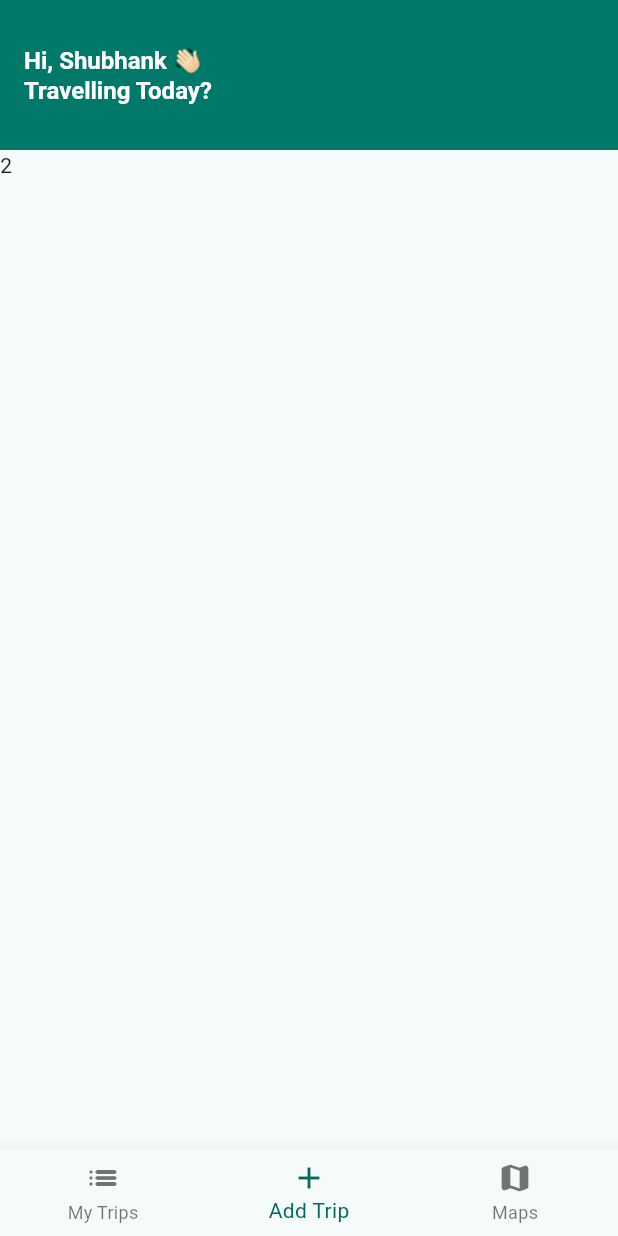
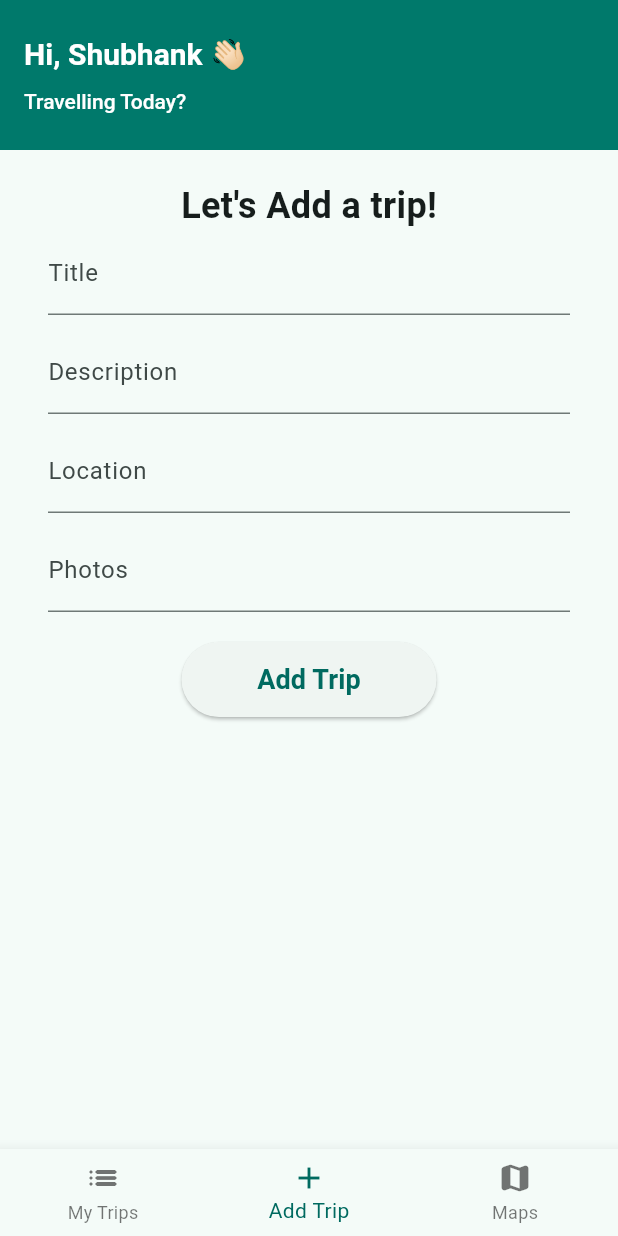
Before and after one commit to Shubhankt1/travel_app_flutter_clean_architecture, a Flutter app: the screen it shows after launch, swiped to page 2, on a phone screen of 412 x 824 dp. Run offline on Flutter 3.47's test engine with Material 3 defaults, Android fonts, the phone set to English and light mode, and no system bars; our stand-ins replace dartz, flutter_riverpod, hive, hive_flutter; accounts and stored records are empty.

Commit message:
added usecases and UI

```diff
--- a/lib/features/trip/domain/repositories/trip_repo.dart
+++ b/lib/features/trip/domain/repositories/trip_repo.dart
@@ -1,7 +1,9 @@
+import 'package:dartz/dartz.dart';
+import 'package:travel_app/core/error/failures.dart';
 import 'package:travel_app/features/trip/domain/entities/trip.dart';
 
 abstract class TripRepo {
-  Future<List<Trip>> getTrips();
+  Future<Either<Failure, List<Trip>>> getTrips();
   Future<void> addTrip(Trip trip);
   Future<void> deleteTrip(int tripIndex);
 }
--- a/lib/features/trip/domain/usecases/get_trips.dart
+++ b/lib/features/trip/domain/usecases/get_trips.dart
@@ -1,3 +1,5 @@
+import 'package:dartz/dartz.dart';
+import 'package:travel_app/core/error/failures.dart';
 import 'package:travel_app/features/trip/domain/entities/trip.dart';
 import 'package:travel_app/features/trip/domain/repositories/trip_repo.dart';
 
@@ -6,7 +8,7 @@ class GetTrips {
 
   GetTrips({required this.tripRepo});
 
-  Future<List<Trip>> call() {
+  Future<Either<Failure, List<Trip>>> call() {
     return tripRepo.getTrips();
   }
 }
--- /dev/null
+++ b/lib/features/trip/presentation/pages/add_trip_screen.dart
@@ -0,0 +1,88 @@
+import 'package:flutter/material.dart';
+import 'package:flutter_riverpod/flutter_riverpod.dart';
+import 'package:travel_app/features/trip/domain/entities/trip.dart';
+import 'package:travel_app/features/trip/presentation/providers/trip_provider.dart';
+
+class AddTripScreen extends ConsumerWidget {
+  const AddTripScreen({super.key});
+
+  @override
+  Widget build(BuildContext context, WidgetRef ref) {
+    final formKey = GlobalKey<FormState>();
+
+    // Controllers for the fields.
+    final titleController = TextEditingController();
+    final descController = TextEditingController();
+    final locationController = TextEditingController();
+    final photosController = TextEditingController();
+
+    // Pictures list
+    List<String> pictures = [];
+    return Form(
+      key: formKey,
+      child: Padding(
+        padding: const EdgeInsets.symmetric(horizontal: 32.0, vertical: 20),
+        child: Column(
+          children: [
+            const Text(
+              "Let's Add a trip!",
+              style: TextStyle(fontSize: 24, fontWeight: FontWeight.bold),
+            ),
+            TextFormField(
+              controller: titleController,
+              decoration: const InputDecoration(labelText: 'Title'),
+            ),
+            const SizedBox(height: 10),
+            TextFormField(
+              controller: descController,
+              decoration: const InputDecoration(labelText: 'Description'),
+            ),
+            const SizedBox(height: 10),
+            TextFormField(
+              controller: locationController,
+              decoration: const InputDecoration(labelText: 'Location'),
+            ),
+            const SizedBox(height: 10),
+            TextFormField(
+              controller: photosController,
+              decoration: const InputDecoration(labelText: 'Photos'),
+            ),
+            const SizedBox(height: 20),
+            SizedBox(
+              width: 170,
+              height: 50,
+              child: ElevatedButton(
+                onPressed: () {
+                  debugPrint(
+                      "Title: ${titleController.text}\nDescription: ${descController.text}\nLocation: ${locationController.text}\nPhotos: ${photosController.text}");
+                  pictures.add(photosController.text);
+                  if (formKey.currentState!.validate()) {
+                    final newTrip = Trip(
+                      title: titleController.text,
+                      photos: pictures,
+                      desc: descController.text,
+                      date: DateTime.now(),
+                      location: locationController.text,
+                    );
+                    ref
+                        .read(tripListNotifierProvider.notifier)
+                        .addNewTrip(newTrip);
+                    ref.watch(tripListNotifierProvider.notifier).loadTrips();
+                    formKey.currentState!.reset();
+                  }
+                },
+                child: const Text(
+                  'Add Trip',
+                  style: TextStyle(
+                    fontSize: 18,
+                    fontWeight: FontWeight.w600,
+                  ),
+                ),
+              ),
+            ),
+          ],
+        ),
+      ),
+    );
+  }
+}
--- a/lib/features/trip/presentation/pages/main_screen.dart
+++ b/lib/features/trip/presentation/pages/main_screen.dart
@@ -1,5 +1,8 @@
 import 'package:flutter/material.dart';
 import 'package:flutter_riverpod/flutter_riverpod.dart';
+import 'package:travel_app/features/trip/presentation/pages/add_trip_screen.dart';
+import 'package:travel_app/features/trip/presentation/pages/my_trips_screen.dart';
+import 'package:travel_app/features/trip/presentation/providers/trip_provider.dart';
 
 class MainScreen extends ConsumerWidget {
   MainScreen({super.key});
@@ -9,6 +12,7 @@ class MainScreen extends ConsumerWidget {
 
   @override
   Widget build(BuildContext context, WidgetRef ref) {
+    ref.watch(tripListNotifierProvider.notifier).loadTrips();
     _pageController.addListener(() {
       _currentPage.value = _pageController.page!.round();
     });
@@ -23,16 +27,17 @@ class MainScreen extends ConsumerWidget {
             Text(
               'Hi, Shubhank 👋🏻',
               style: TextStyle(
-                fontSize: 16,
+                fontSize: 20,
                 fontWeight: FontWeight.bold,
                 color: Colors.white,
               ),
             ),
+            SizedBox(height: 10),
             Text(
               'Travelling Today?',
               style: TextStyle(
-                fontSize: 16,
-                fontWeight: FontWeight.bold,
+                fontSize: 14,
+                fontWeight: FontWeight.w500,
                 color: Colors.white,
               ),
             ),
@@ -42,8 +47,8 @@ class MainScreen extends ConsumerWidget {
       body: PageView(
         controller: _pageController,
         children: const [
-          Text('1'),
-          Text('2'),
+          MyTripsScreen(),
+          AddTripScreen(),
           Text('3'),
         ],
       ),
--- a/lib/features/trip/presentation/providers/trip_provider.dart
+++ b/lib/features/trip/presentation/providers/trip_provider.dart
@@ -61,6 +61,7 @@ class TripListNotifier extends StateNotifier<List<Trip>> {
   }
 
   Future<void> loadTrips() async {
-    await _getTrips();
+    final tripsOrFailure = await _getTrips();
+    tripsOrFailure.fold((error) => state = [], (trips) => state = trips);
   }
 }
```
Also changed, not shown: lib/core/error/failures.dart (added, +9 -0 lines), lib/features/trip/data/repositories/trip_repo_impl.dart (+11 -5 lines), lib/features/trip/presentation/pages/my_trips_screen.dart (added, +47 -0 lines), lib/features/trip/presentation/widgets/travel_card.dart (added, +152 -0 lines), lib/features/trip/presentation/widgets/custom_search_bar.dart (added), 2 other files.
